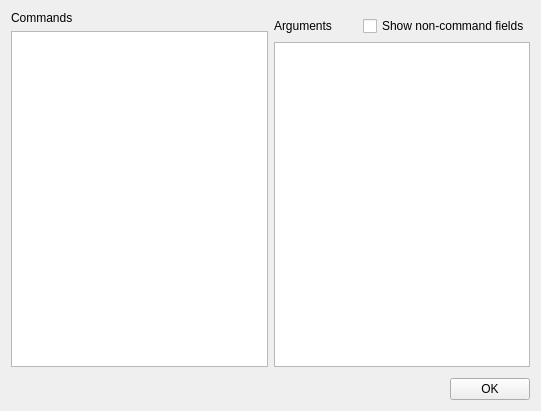
This is apps/commandBuilder/ui/commandBuilder.ui in sudozer/dex as Qt 5 draws it before an edit. The edited form follows.
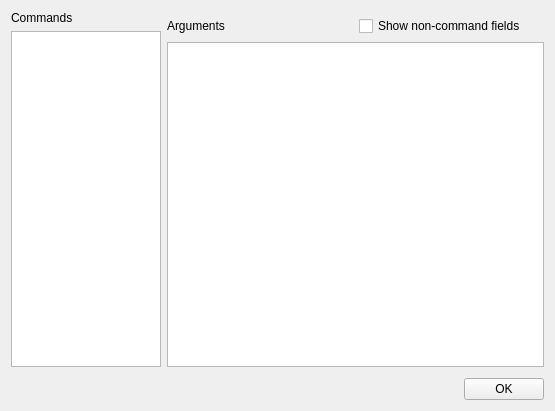
This is the edited form.

Commit message: added command id widget

Diff of the .ui file:
```diff
--- a/apps/commandBuilder/ui/commandBuilder.ui
+++ b/apps/commandBuilder/ui/commandBuilder.ui
@@ -6,7 +6,7 @@
    <rect>
     <x>0</x>
     <y>0</y>
-    <width>541</width>
+    <width>555</width>
     <height>411</height>
    </rect>
   </property>
@@ -20,6 +20,9 @@
       <layout class="QHBoxLayout" name="horizontalLayout">
        <item>
         <layout class="QVBoxLayout" name="verticalLayout_3">
+         <property name="sizeConstraint">
+          <enum>QLayout::SetMaximumSize</enum>
+         </property>
          <property name="leftMargin">
           <number>0</number>
          </property>
@@ -28,6 +31,12 @@
          </property>
          <item>
           <widget class="QLabel" name="label">
+           <property name="maximumSize">
+            <size>
+             <width>80</width>
+             <height>16777215</height>
+            </size>
+           </property>
            <property name="text">
             <string>Commands</string>
            </property>
@@ -37,7 +46,14 @@
           <layout class="QHBoxLayout" name="horizontalLayout_3"/>
          </item>
          <item>
-          <widget class="QListWidget" name="commandList"/>
+          <widget class="QListWidget" name="commandList">
+           <property name="maximumSize">
+            <size>
+             <width>150</width>
+             <height>16777215</height>
+            </size>
+           </property>
+          </widget>
          </item>
         </layout>
        </item>
```
The commit also changes 8 other files.
